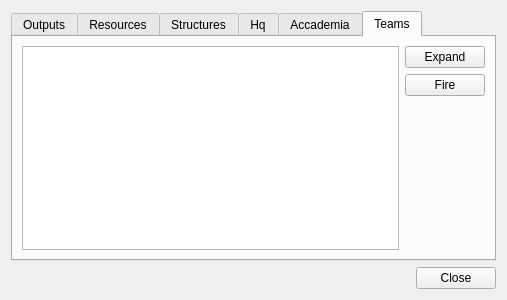
Old version of the form planetdialog.ui in the repository drblallo/ImageReplicator.
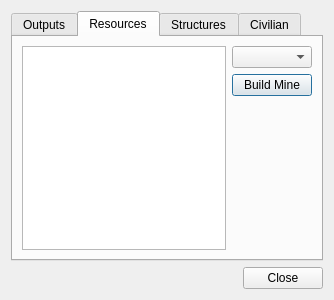
New version of the form. The open tabs and pages were chosen to show the change.

Commit message: compleated team projects

```diff
--- a/planetdialog.ui
+++ b/planetdialog.ui
@@ -6,7 +6,7 @@
    <rect>
     <x>0</x>
     <y>0</y>
-    <width>507</width>
+    <width>334</width>
     <height>300</height>
    </rect>
   </property>
@@ -59,6 +59,9 @@
          </item>
          <item>
           <layout class="QVBoxLayout" name="verticalLayout_2">
+           <item>
+            <widget class="QComboBox" name="BuildMineComboBox"/>
+           </item>
            <item>
             <widget class="QPushButton" name="ButtonBuildMine">
              <property name="text">
@@ -126,7 +129,7 @@
        </widget>
        <widget class="QWidget" name="tab">
         <attribute name="title">
-         <string>Hq</string>
+         <string>Civilian</string>
         </attribute>
         <layout class="QHBoxLayout" name="horizontalLayout_4">
          <item>
@@ -165,81 +168,6 @@
          </item>
         </layout>
        </widget>
-       <widget class="QWidget" name="tab_3">
-        <attribute name="title">
-         <string>Accademia</string>
-        </attribute>
-        <layout class="QHBoxLayout" name="horizontalLayout_6">
-         <item>
-          <widget class="QListWidget" name="listWidget_3"/>
-         </item>
-         <item>
-          <layout class="QVBoxLayout" name="verticalLayout_6">
-           <item>
-            <widget class="QPushButton" name="pushButton_5">
-             <property name="text">
-              <string>Hire</string>
-             </property>
-            </widget>
-           </item>
-           <item>
-            <spacer name="verticalSpacer_5">
-             <property name="orientation">
-              <enum>Qt::Vertical</enum>
-             </property>
-             <property name="sizeHint" stdset="0">
-              <size>
-               <width>20</width>
-               <height>40</height>
-              </size>
-             </property>
-            </spacer>
-           </item>
-          </layout>
-         </item>
-        </layout>
-       </widget>
-       <widget class="QWidget" name="tab_2">
-        <attribute name="title">
-         <string>Teams</string>
-        </attribute>
-        <layout class="QHBoxLayout" name="horizontalLayout_5">
-         <item>
-          <widget class="QListWidget" name="listWidget_2"/>
-         </item>
-         <item>
-          <layout class="QVBoxLayout" name="verticalLayout_5">
-           <item>
-            <widget class="QPushButton" name="pushButton_3">
-             <property name="text">
-              <string>Expand</string>
-             </property>
-            </widget>
-           </item>
-           <item>
-            <widget class="QPushButton" name="pushButton_4">
-             <property name="text">
-              <string>Fire</string>
-             </property>
-            </widget>
-           </item>
-           <item>
-            <spacer name="verticalSpacer_4">
-             <property name="orientation">
-              <enum>Qt::Vertical</enum>
-             </property>
-             <property name="sizeHint" stdset="0">
-              <size>
-               <width>20</width>
-               <height>40</height>
-              </size>
-             </property>
-            </spacer>
-           </item>
-          </layout>
-         </item>
-        </layout>
-       </widget>
       </widget>
      </item>
     </layout>
```
Left out of the diff: 4 changed lines with no effect on the pictures. The commit also changes 37 other files.
